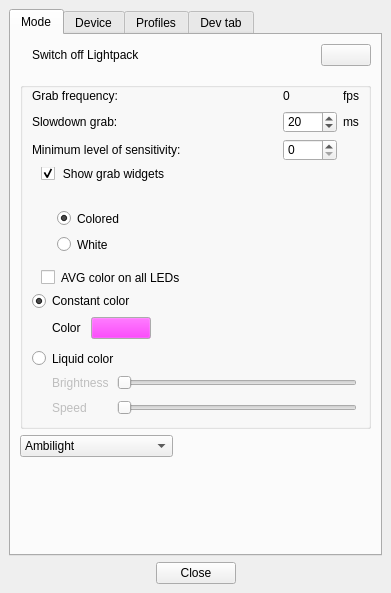
Before: the Qt Designer form Software/src/SettingsWindow.ui in Atarity/Lightpack, drawn with Qt 5.
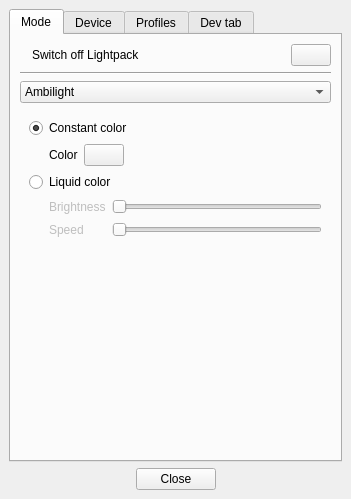
After: the same form once the commit is applied. Icons and pictures are not drawn. Custom widgets are drawn as their Qt base class.

Commit message: Software: redesigned tab Mode; ColorButton: using QIcon to display color; Settings: fix set/get mode, loading the saved state is working fine; LightpackApplication: fix small bug with qRegisterMetaType;

```diff
--- a/Software/src/SettingsWindow.ui
+++ b/Software/src/SettingsWindow.ui
@@ -7,8 +7,8 @@
    <rect>
     <x>0</x>
     <y>0</y>
-    <width>391</width>
-    <height>593</height>
+    <width>351</width>
+    <height>499</height>
    </rect>
   </property>
   <property name="windowTitle">
@@ -81,20 +81,21 @@
             </property>
            </widget>
           </item>
+          <item>
+           <spacer name="horizontalSpacer_7">
+            <property name="orientation">
+             <enum>Qt::Horizontal</enum>
+            </property>
+            <property name="sizeHint" stdset="0">
+             <size>
+              <width>40</width>
+              <height>20</height>
+             </size>
+            </property>
+           </spacer>
+          </item>
           <item>
            <widget class="QPushButton" name="pushButton_EnableDisableDevice">
-            <property name="sizePolicy">
-             <sizepolicy hsizetype="Fixed" vsizetype="Fixed">
-              <horstretch>0</horstretch>
-              <verstretch>0</verstretch>
-             </sizepolicy>
-            </property>
-            <property name="minimumSize">
-             <size>
-              <width>50</width>
-              <height>0</height>
-             </size>
-            </property>
             <property name="focusPolicy">
              <enum>Qt::TabFocus</enum>
             </property>
@@ -122,68 +123,39 @@
          </layout>
         </item>
         <item>
-         <widget class="QGroupBox" name="groupBox_7">
-          <property name="minimumSize">
-           <size>
-            <width>0</width>
-            <height>100</height>
-           </size>
+         <widget class="Line" name="line">
+          <property name="orientation">
+           <enum>Qt::Horizontal</enum>
           </property>
-          <property name="styleSheet">
-           <string notr="true">#groupBox_7 {margin-top: 10px;padding-top:10px;}</string>
-          </property>
-          <property name="title">
-           <string/>
-          </property>
-          <layout class="QVBoxLayout" name="verticalLayout_11">
-           <property name="sizeConstraint">
-            <enum>QLayout::SetMinimumSize</enum>
-           </property>
+         </widget>
+        </item>
+        <item>
+         <layout class="QHBoxLayout" name="horizontalLayout_8">
+          <item>
+           <widget class="QComboBox" name="comboBox_Modes">
+            <item>
+             <property name="text">
+              <string>Ambilight</string>
+             </property>
+            </item>
+            <item>
+             <property name="text">
+              <string>Backlight (MoodLamp)</string>
+             </property>
+            </item>
+           </widget>
+          </item>
+         </layout>
+        </item>
            <item>
-            <widget class="QFrame" name="frmAmbilight">
-             <property name="styleSheet">
-              <string notr="true">#frmAmbilight {border: 0px;}</string>
-             </property>
-             <property name="frameShape">
-              <enum>QFrame::StyledPanel</enum>
-             </property>
-             <property name="frameShadow">
-              <enum>QFrame::Raised</enum>
-             </property>
-             <layout class="QVBoxLayout" name="verticalLayout_8">
-              <property name="margin">
-               <number>0</number>
-              </property>
+         <widget class="QStackedWidget" name="stackedWidget_Modes">
+          <property name="currentIndex">
+           <number>1</number>
+          </property>
+          <widget class="QWidget" name="page">
+           <layout class="QVBoxLayout" name="verticalLayout_12">
               <item>
                <layout class="QGridLayout" name="gridLayout" rowstretch="0,0,0">
-                <item row="0" column="0">
-                 <widget class="QLabel" name="label_GrabFrequency_txt">
-                  <property name="minimumSize">
-                   <size>
-                    <width>0</width>
-                    <height>18</height>
-                   </size>
-                  </property>
-                  <property name="maximumSize">
-                   <size>
-                    <width>16777215</width>
-                    <height>18</height>
-                   </size>
-                  </property>
-                  <property name="font">
-                   <font>
-                    <weight>50</weight>
-                    <bold>false</bold>
-                   </font>
-                  </property>
-                  <property name="text">
-                   <string>Grab frequency:</string>
-                  </property>
-                  <property name="alignment">
-                   <set>Qt::AlignLeading|Qt::AlignLeft|Qt::AlignVCenter</set>
-                  </property>
-                 </widget>
-                </item>
                 <item row="0" column="3">
                  <widget class="QLabel" name="label_GrabFrequency_txt_fps">
                   <property name="text">
@@ -199,18 +171,6 @@
                 </item>
                 <item row="1" column="0">
                  <widget class="QLabel" name="label_SlowdownGrab_txt">
-                  <property name="minimumSize">
-                   <size>
-                    <width>0</width>
-                    <height>17</height>
-                   </size>
-                  </property>
-                  <property name="maximumSize">
-                   <size>
-                    <width>16777215</width>
-                    <height>17</height>
-                   </size>
-                  </property>
                   <property name="font">
                    <font>
                     <weight>50</weight>
@@ -306,70 +266,53 @@
                   </property>
                  </widget>
                 </item>
+              <item row="0" column="0">
+               <widget class="QLabel" name="label_GrabFrequency_txt">
+                <property name="sizePolicy">
+                 <sizepolicy hsizetype="Preferred" vsizetype="Maximum">
+                  <horstretch>0</horstretch>
+                  <verstretch>0</verstretch>
+                 </sizepolicy>
+                </property>
+                <property name="font">
+                 <font>
+                  <weight>50</weight>
+                  <bold>false</bold>
+                 </font>
+                </property>
+                <property name="text">
+                 <string>Grab frequency:</string>
+                </property>
+                <property name="alignment">
+                 <set>Qt::AlignLeading|Qt::AlignLeft|Qt::AlignVCenter</set>
+                </property>
+               </widget>
+              </item>
                </layout>
               </item>
               <item>
                <widget class="QGroupBox" name="groupBox_ShowGrabWidgets">
                 <property name="sizePolicy">
-                 <sizepolicy hsizetype="Preferred" vsizetype="Fixed">
+               <sizepolicy hsizetype="Preferred" vsizetype="Maximum">
                   <horstretch>0</horstretch>
                   <verstretch>0</verstretch>
                  </sizepolicy>
                 </property>
-                <property name="minimumSize">
-                 <size>
-                  <width>0</width>
-                  <height>0</height>
-                 </size>
-                </property>
                 <property name="font">
                  <font>
                   <weight>50</weight>
                   <bold>false</bold>
                  </font>
                 </property>
-                <property name="autoFillBackground">
-                 <bool>false</bool>
-                </property>
-                <property name="styleSheet">
-                 <string notr="true">QGroupBox{
-border: 0px; 
-padding-left: 10px;
-margin-top: 0px;
-}
-QGroupBox::title {
-subcontrol-position: top left;
-left: +9px;
-}
-
-QRadioButton#radioButton_Colored{
-padding-top: 15px;
-}
-QRadioButton#radioButton_White{
-padding-top: 5px;
-}</string>
-                </property>
                 <property name="title">
                  <string>Show grab widgets</string>
                 </property>
-                <property name="flat">
-                 <bool>false</bool>
-                </property>
                 <property name="checkable">
                  <bool>true</bool>
                 </property>
-                <layout class="QVBoxLayout" name="verticalLayout_10">
-                 <property name="leftMargin">
-                  <number>22</number>
-                 </property>
+              <layout class="QHBoxLayout" name="horizontalLayout_13">
                  <item>
                   <widget class="QRadioButton" name="radioButton_Colored">
-                   <property name="minimumSize">
-                    <size>
-                     <width>0</width>
-                     <height>28</height>
-                    </size>
-                   </property>
                    <property name="text">
                     <string>Colored</string>
                    </property>
@@ -396,13 +339,6 @@
                   <bold>false</bold>
                  </font>
                 </property>
-                <property name="styleSheet">
-                 <string notr="true">QCheckBox#checkBox_AVG_Colors{
-padding-left: 9px;
-margin-top: 0px;
-
-}</string>
-                </property>
                 <property name="text">
                  <string>AVG color on all LEDs</string>
                 </property>
@@ -411,24 +347,26 @@
                 </property>
                </widget>
               </item>
-             </layout>
-            </widget>
-           </item>
-           <item>
-            <widget class="QFrame" name="frmBacklight">
-             <property name="styleSheet">
-              <string notr="true">#frmBacklight {border: 0px}</string>
-             </property>
-             <property name="frameShape">
-              <enum>QFrame::StyledPanel</enum>
-             </property>
-             <property name="frameShadow">
-              <enum>QFrame::Raised</enum>
-             </property>
-             <layout class="QVBoxLayout" name="verticalLayout_9">
-              <property name="margin">
-               <number>0</number>
-              </property>
+            <item>
+             <spacer name="verticalSpacer_6">
+              <property name="orientation">
+               <enum>Qt::Vertical</enum>
+              </property>
+              <property name="sizeType">
+               <enum>QSizePolicy::Expanding</enum>
+              </property>
+              <property name="sizeHint" stdset="0">
+               <size>
+                <width>20</width>
+                <height>40</height>
+               </size>
+              </property>
+             </spacer>
+            </item>
+           </layout>
+          </widget>
+          <widget class="QWidget" name="page_2">
+           <layout class="QVBoxLayout" name="verticalLayout_8">
               <item>
                <widget class="QRadioButton" name="radioButton_ConstantColorMoodLampMode">
                 <property name="text">
@@ -443,86 +381,32 @@
                </widget>
               </item>
               <item>
-               <layout class="QFormLayout" name="formLayout_2">
-                <property name="horizontalSpacing">
-                 <number>10</number>
+             <layout class="QHBoxLayout" name="horizontalLayout_7">
+              <item>
+               <spacer name="horizontalSpacer_10">
+                <property name="orientation">
+                 <enum>Qt::Horizontal</enum>
                 </property>
-                <property name="leftMargin">
-                 <number>20</number>
+                <property name="sizeType">
+                 <enum>QSizePolicy::Preferred</enum>
                 </property>
-                <item row="0" column="0">
+                <property name="sizeHint" stdset="0">
+                 <size>
+                  <width>20</width>
+                  <height>10</height>
+                 </size>
+                </property>
+               </spacer>
+              </item>
+              <item>
                  <widget class="QLabel" name="label_MoodLampColor">
                   <property name="text">
                    <string>Color</string>
                   </property>
                  </widget>
                 </item>
-                <item row="0" column="1">
+              <item>
                  <widget class="ColorButton" name="pushButton_SelectColor">
-                  <property name="sizePolicy">
-                   <sizepolicy hsizetype="Fixed" vsizetype="Fixed">
-                    <horstretch>0</horstretch>
-                    <verstretch>0</verstretch>
-                   </sizepolicy>
-                  </property>
-                  <property name="minimumSize">
-                   <size>
-                    <width>60</width>
-                    <height>22</height>
-                   </size>
-                  </property>
-                  <property name="maximumSize">
-                   <size>
-                    <width>60</width>
-                    <height>22</height>
-                   </size>
-                  </property>
-                  <property name="baseSize">
-                   <size>
-                    <width>60</width>
-                    <height>22</height>
-                   </size>
-                  </property>
-                  <property name="palette">
-                   <palette>
-                    <active>
-                     <colorrole role="Button">
-                      <brush brushstyle="SolidPattern">
-                       <color alpha="255">
-                        <red>255</red>
-                        <green>0</green>
-                        <blue>255</blue>
-                       </color>
-                      </brush>
-                     </colorrole>
-                    </active>
-                    <inactive>
-                     <colorrole role="Button">
-                      <brush brushstyle="SolidPattern">
-                       <color alpha="255">
-                        <red>255</red>
-                        <green>0</green>
-                        <blue>255</blue>
-                       </color>
-                      </brush>
-                     </colorrole>
-                    </inactive>
-                    <disabled>
-                     <colorrole role="Button">
-                      <brush brushstyle="SolidPattern">
-                       <color alpha="255">
-                        <red>255</red>
-                        <green>0</green>
-                        <blue>255</blue>
-                       </color>
-                      </brush>
-                     </colorrole>
-                    </disabled>
-                   </palette>
-                  </property>
-                  <property name="styleSheet">
-                   <string notr="true"/>
-                  </property>
                   <property name="text">
                    <string/>
                   </property>
@@ -531,48 +415,34 @@
                   </property>
                  </widget>
                 </item>
+              <item>
+               <spacer name="horizontalSpacer_8">
+                <property name="orientation">
+                 <enum>Qt::Horizontal</enum>
+                </property>
+                <property name="sizeType">
+                 <enum>QSizePolicy::Expanding</enum>
+                </property>
+                <property name="sizeHint" stdset="0">
+                 <size>
+                  <width>10</width>
+                  <height>10</height>
+                 </size>
+                </property>
+               </spacer>
+              </item>
                </layout>
               </item>
               <item>
                <widget class="QRadioButton" name="radioButton_LiquidColorMoodLampMode">
-                <property name="styleSheet">
-                 <string notr="true">margin-top: 6px;</string>
-                </property>
                 <property name="text">
                  <string>Liquid color</string>
                 </property>
                </widget>
               </item>
               <item>
-               <layout class="QFormLayout" name="formLayout">
-                <property name="sizeConstraint">
-                 <enum>QLayout::SetFixedSize</enum>
-                </property>
-                <property name="fieldGrowthPolicy">
-                 <enum>QFormLayout::ExpandingFieldsGrow</enum>
-                </property>
-                <property name="labelAlignment">
-                 <set>Qt::AlignLeading|Qt::AlignLeft|Qt::AlignVCenter</set>
-                </property>
-                <property name="formAlignment">
-                 <set>Qt::AlignLeading|Qt::AlignLeft|Qt::AlignTop</set>
-                </property>
-                <property name="horizontalSpacing">
-                 <number>8</number>
-                </property>
-                <property name="verticalSpacing">
-                 <number>7</number>
-                </property>
-                <property name="leftMargin">
-                 <number>20</number>
-                </property>
-                <property name="topMargin">
-                 <number>2</number>
-                </property>
-                <property name="rightMargin">
-                 <number>2</number>
-                </property>
-                <item row="1" column="0">
+             <layout class="QGridLayout" name="gridLayout_4">
+              <item row="0" column="1">
                  <widget class="QLabel" name="label_MoodLampBrightness">
                   <property name="enabled">
                    <bool>false</bool>
@@ -600,26 +470,11 @@
                   </property>
                  </widget>
                 </item>
-                <item row="1" column="1">
+              <item row="0" column="2">
                  <widget class="QSlider" name="horizontalSlider_Brightness">
                   <property name="enabled">
                    <bool>false</bool>
                   </property>
-                  <property name="minimumSize">
-                   <size>
-                    <width>0</width>
-                    <height>18</height>
-                   </size>
-                  </property>
-                  <property name="baseSize">
-                   <size>
-                    <width>0</width>
-                    <height>18</height>
-                   </size>
-                  </property>
-                  <property name="styleSheet">
-                   <string notr="true"/>
-                  </property>
                   <property name="maximum">
                    <number>255</number>
                   </property>
@@ -628,51 +483,21 @@
                   </property>
                  </widget>
                 </item>
-                <item row="2" column="0">
+              <item row="1" column="1">
                  <widget class="QLabel" name="label_MoodLampSpeed">
                   <property name="enabled">
                    <bool>false</bool>
                   </property>
-                  <property name="sizePolicy">
-                   <sizepolicy hsizetype="Preferred" vsizetype="Fixed">
-                    <horstretch>0</horstretch>
-                    <verstretch>0</verstretch>
-                   </sizepolicy>
-                  </property>
-                  <property name="minimumSize">
-                   <size>
-                    <width>0</width>
-                    <height>18</height>
-                   </size>
-                  </property>
-                  <property name="baseSize">
-                   <size>
-                    <width>0</width>
-                    <height>18</height>
-                   </size>
-                  </property>
                   <property name="text">
                    <string>Speed</string>
                   </property>
                  </widget>
                 </item>
-                <item row="2" column="1">
+              <item row="1" column="2">
                  <widget class="QSlider" name="horizontalSlider_Speed">
                   <property name="enabled">
                    <bool>false</bool>
                   </property>
-                  <property name="minimumSize">
-                   <size>
-                    <width>0</width>
-                    <height>18</height>
-                   </size>
-                  </property>
-                  <property name="baseSize">
-                   <size>
-                    <width>0</width>
-                    <height>18</height>
-                   </size>
-                  </property>
                   <property name="minimum">
                    <number>1</number>
                   </property>
@@ -684,49 +509,40 @@
                   </property>
                  </widget>
                 </item>
-               </layout>
-              </item>
-             </layout>
-            </widget>
-           </item>
-          </layout>
-         </widget>
-        </item>
-        <item>
-         <widget class="QComboBox" name="cb_Modes">
-          <property name="sizePolicy">
-           <sizepolicy hsizetype="Fixed" vsizetype="Fixed">
-            <horstretch>0</horstretch>
-            <verstretch>0</verstretch>
-           </sizepolicy>
-          </property>
-          <item>
-           <property name="text">
-            <string>Ambilight</string>
-           </property>
-          </item>
-          <item>
-           <property name="text">
-            <string>Backlight (MoodLamp)</string>
-           </property>
-          </item>
-         </widget>
-        </item>
-        <item>
-         <spacer name="verticalSpacer">
+              <item row="0" column="0">
+               <spacer name="horizontalSpacer_12">
           <property name="orientation">
-           <enum>Qt::Vertical</enum>
+                 <enum>Qt::Horizontal</enum>
           </property>
           <property name="sizeType">
-           <enum>QSizePolicy::Expanding</enum>
+                 <enum>QSizePolicy::Preferred</enum>
           </property>
           <property name="sizeHint" stdset="0">
            <size>
-            <width>50</width>
-            <height>1</height>
+                  <width>20</width>
+                  <height>10</height>
            </size>
           </property>
          </spacer>
+              </item>
+             </layout>
+            </item>
+            <item>
+             <spacer name="verticalSpacer_5">
+              <property name="orientation">
+               <enum>Qt::Vertical</enum>
+              </property>
+              <property name="sizeHint" stdset="0">
+               <size>
+                <width>20</width>
+                <height>40</height>
+               </size>
+              </property>
+             </spacer>
+            </item>
+           </layout>
+          </widget>
+         </widget>
         </item>
        </layout>
       </widget>
@@ -1291,9 +1107,15 @@
           <property name="checkable">
            <bool>false</bool>
           </property>
-          <layout class="QVBoxLayout" name="verticalLayout_12">
-           <property name="leftMargin">
-            <number>9</number>
+          <property name="title">
+           <string notr="true"/>
+          </property>
+          <layout class="QVBoxLayout" name="verticalLayout_10">
+           <property name="sizeConstraint">
+            <enum>QLayout::SetDefaultConstraint</enum>
+           </property>
+           <property name="margin">
+            <number>0</number>
            </property>
            <item>
             <widget class="QLabel" name="label_DevTabWarning">
```
Left out of the diff: 104 changed lines with no effect on the pictures. Lines whose indentation alone changed are shown as unchanged. The commit also changes 9 other files.
